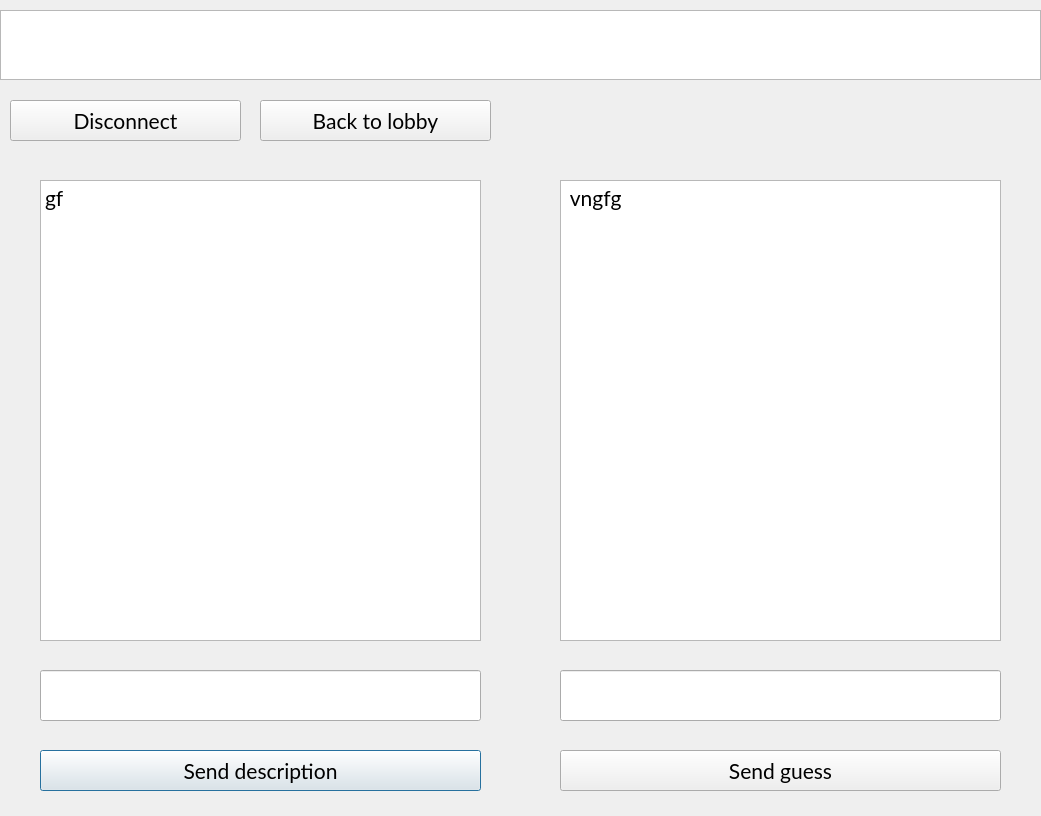
Old version of the form src/client/roomgame.ui in the repository GPlaczek/Networking.
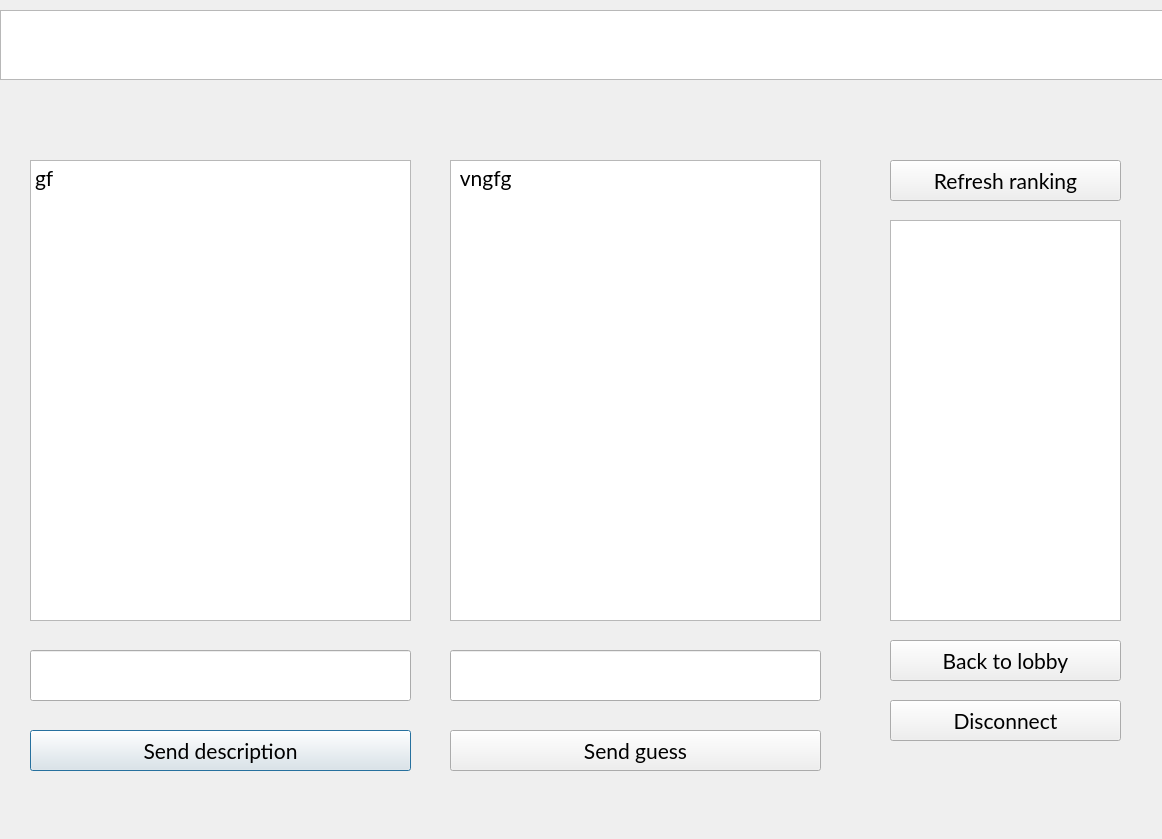
New version of the form.

```diff
--- a/src/client/roomgame.ui
+++ b/src/client/roomgame.ui
@@ -6,8 +6,8 @@
    <rect>
     <x>0</x>
     <y>0</y>
-    <width>1041</width>
-    <height>816</height>
+    <width>1162</width>
+    <height>839</height>
    </rect>
   </property>
   <property name="font">
@@ -19,12 +19,12 @@
   <property name="windowTitle">
    <string>Dialog</string>
   </property>
-  <widget class="QPushButton" name="refreshUserListBtn">
+  <widget class="QPushButton" name="sendDescBtn">
    <property name="geometry">
     <rect>
-     <x>40</x>
-     <y>750</y>
-     <width>441</width>
+     <x>30</x>
+     <y>730</y>
+     <width>381</width>
      <height>41</height>
     </rect>
    </property>
@@ -35,9 +35,9 @@
   <widget class="QPushButton" name="refreshRoomListBtn">
    <property name="geometry">
     <rect>
-     <x>560</x>
-     <y>750</y>
-     <width>441</width>
+     <x>450</x>
+     <y>730</y>
+     <width>371</width>
      <height>41</height>
     </rect>
    </property>
@@ -53,7 +53,7 @@
     <rect>
      <x>0</x>
      <y>10</y>
-     <width>1041</width>
+     <width>1171</width>
      <height>70</height>
     </rect>
    </property>
@@ -86,8 +86,8 @@
   <widget class="QPushButton" name="disconnectBtn">
    <property name="geometry">
     <rect>
-     <x>10</x>
-     <y>100</y>
+     <x>890</x>
+     <y>700</y>
      <width>231</width>
      <height>41</height>
     </rect>
@@ -99,8 +99,8 @@
   <widget class="QPushButton" name="toLobbyBtn">
    <property name="geometry">
     <rect>
-     <x>260</x>
-     <y>100</y>
+     <x>890</x>
+     <y>640</y>
      <width>231</width>
      <height>41</height>
     </rect>
@@ -112,9 +112,9 @@
   <widget class="QPlainTextEdit" name="describerText">
    <property name="geometry">
     <rect>
-     <x>40</x>
-     <y>180</y>
-     <width>441</width>
+     <x>30</x>
+     <y>160</y>
+     <width>381</width>
      <height>461</height>
     </rect>
    </property>
@@ -125,9 +125,9 @@
   <widget class="QLineEdit" name="describerLine">
    <property name="geometry">
     <rect>
-     <x>560</x>
-     <y>670</y>
-     <width>441</width>
+     <x>450</x>
+     <y>650</y>
+     <width>371</width>
      <height>51</height>
     </rect>
    </property>
@@ -141,9 +141,9 @@
   <widget class="QLineEdit" name="guesserLine">
    <property name="geometry">
     <rect>
-     <x>40</x>
-     <y>670</y>
-     <width>441</width>
+     <x>30</x>
+     <y>650</y>
+     <width>381</width>
      <height>51</height>
     </rect>
    </property>
@@ -157,9 +157,9 @@
   <widget class="QPlainTextEdit" name="guesserText">
    <property name="geometry">
     <rect>
-     <x>560</x>
-     <y>180</y>
-     <width>441</width>
+     <x>450</x>
+     <y>160</y>
+     <width>371</width>
      <height>461</height>
     </rect>
    </property>
@@ -167,6 +167,29 @@
     <string> vngfg</string>
    </property>
   </widget>
+  <widget class="QPushButton" name="refreshUserListBtn">
+   <property name="geometry">
+    <rect>
+     <x>890</x>
+     <y>160</y>
+     <width>231</width>
+     <height>41</height>
+    </rect>
+   </property>
+   <property name="text">
+    <string>Refresh ranking</string>
+   </property>
+  </widget>
+  <widget class="QListWidget" name="usersList">
+   <property name="geometry">
+    <rect>
+     <x>890</x>
+     <y>220</y>
+     <width>231</width>
+     <height>401</height>
+    </rect>
+   </property>
+  </widget>
  </widget>
  <resources/>
  <connections/>
```
Left out of the diff: 8 changed lines with no effect on the pictures.
